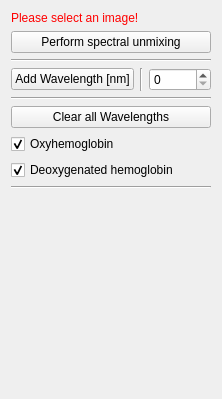
Old version of the form Plugins/org.mitk.gui.qt.photoacoustics.spectralunmixing/src/internal/SpectralUnmixingControls.ui in the repository MITK/MITK.
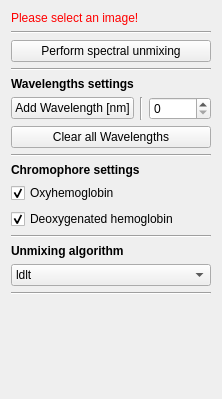
New version of the form.

Commit message: add selection of Algorithms to plugin.

```diff
--- a/Plugins/org.mitk.gui.qt.photoacoustics.spectralunmixing/src/internal/SpectralUnmixingControls.ui
+++ b/Plugins/org.mitk.gui.qt.photoacoustics.spectralunmixing/src/internal/SpectralUnmixingControls.ui
@@ -24,25 +24,6 @@
     <layout class="QVBoxLayout" name="verticalLayout_2">
      <item>
       <layout class="QGridLayout" name="gridLayout_2">
-       <item row="9" column="0">
-        <widget class="QCheckBox" name="checkBoxDeOx">
-         <property name="enabled">
-          <bool>true</bool>
-         </property>
-         <property name="text">
-          <string>Deoxygenated hemoglobin</string>
-         </property>
-         <property name="checkable">
-          <bool>true</bool>
-         </property>
-         <property name="checked">
-          <bool>true</bool>
-         </property>
-         <property name="tristate">
-          <bool>false</bool>
-         </property>
-        </widget>
-       </item>
        <item row="1" column="0">
         <widget class="QLabel" name="labelWarning">
          <property name="styleSheet">
@@ -53,7 +34,7 @@
          </property>
         </widget>
        </item>
-       <item row="11" column="0">
+       <item row="17" column="0">
         <spacer name="verticalSpacer">
          <property name="orientation">
           <enum>Qt::Vertical</enum>
@@ -66,7 +47,7 @@
          </property>
         </spacer>
        </item>
-       <item row="3" column="0">
+       <item row="4" column="0">
         <widget class="QPushButton" name="buttonPerformImageProcessing">
          <property name="toolTip">
           <string>Do image processing</string>
@@ -76,7 +57,7 @@
          </property>
         </widget>
        </item>
-       <item row="8" column="0">
+       <item row="11" column="0">
         <widget class="QCheckBox" name="checkBoxOx">
          <property name="text">
           <string>Oxyhemoglobin</string>
@@ -86,7 +67,26 @@
          </property>
         </widget>
        </item>
-       <item row="5" column="0">
+       <item row="12" column="0">
+        <widget class="QCheckBox" name="checkBoxDeOx">
+         <property name="enabled">
+          <bool>true</bool>
+         </property>
+         <property name="text">
+          <string>Deoxygenated hemoglobin</string>
+         </property>
+         <property name="checkable">
+          <bool>true</bool>
+         </property>
+         <property name="checked">
+          <bool>true</bool>
+         </property>
+         <property name="tristate">
+          <bool>false</bool>
+         </property>
+        </widget>
+       </item>
+       <item row="7" column="0">
         <layout class="QHBoxLayout" name="horizontalLayout">
          <item>
           <widget class="QPushButton" name="ButtonAddWavelength">
@@ -111,34 +111,116 @@
          </item>
         </layout>
        </item>
-       <item row="7" column="0">
+       <item row="8" column="0">
         <widget class="QPushButton" name="ButtonClearWavelength">
          <property name="text">
           <string>Clear all Wavelengths</string>
          </property>
         </widget>
        </item>
-       <item row="4" column="0">
+       <item row="15" column="0">
+        <widget class="QComboBox" name="QComboBoxAlgorithm">
+         <item>
+          <property name="text">
+           <string>ldlt</string>
+          </property>
+         </item>
+         <item>
+          <property name="text">
+           <string>llt</string>
+          </property>
+         </item>
+         <item>
+          <property name="text">
+           <string>colPivHouseholderQr</string>
+          </property>
+         </item>
+         <item>
+          <property name="text">
+           <string>householderQr</string>
+          </property>
+         </item>
+         <item>
+          <property name="text">
+           <string>test</string>
+          </property>
+         </item>
+        </widget>
+       </item>
+       <item row="3" column="0">
         <widget class="Line" name="line_2">
          <property name="orientation">
           <enum>Qt::Horizontal</enum>
          </property>
         </widget>
        </item>
-       <item row="6" column="0">
+       <item row="5" column="0">
         <widget class="Line" name="line_3">
          <property name="orientation">
           <enum>Qt::Horizontal</enum>
          </property>
         </widget>
        </item>
-       <item row="10" column="0">
+       <item row="6" column="0">
+        <widget class="QLabel" name="label">
+         <property name="font">
+          <font>
+           <weight>75</weight>
+           <bold>true</bold>
+          </font>
+         </property>
+         <property name="text">
+          <string>Wavelengths settings </string>
+         </property>
+        </widget>
+       </item>
+       <item row="9" column="0">
         <widget class="Line" name="line_4">
          <property name="orientation">
           <enum>Qt::Horizontal</enum>
          </property>
         </widget>
        </item>
+       <item row="16" column="0">
+        <widget class="Line" name="line_6">
+         <property name="orientation">
+          <enum>Qt::Horizontal</enum>
+         </property>
+        </widget>
+       </item>
+       <item row="10" column="0">
+        <widget class="QLabel" name="label_2">
+         <property name="font">
+          <font>
+           <weight>75</weight>
+           <bold>true</bold>
+          </font>
+         </property>
+         <property name="text">
+          <string>Chromophore settings</string>
+         </property>
+        </widget>
+       </item>
+       <item row="13" column="0">
+        <widget class="Line" name="line_5">
+         <property name="orientation">
+          <enum>Qt::Horizontal</enum>
+         </property>
+        </widget>
+       </item>
+       <item row="14" column="0">
+        <widget class="QLabel" name="label_3">
+         <property name="font">
+          <font>
+           <weight>75</weight>
+           <bold>true</bold>
+          </font>
+         </property>
+         <property name="text">
+          <string>Unmixing algorithm</string>
+         </property>
+        </widget>
+       </item>
       </layout>
      </item>
     </layout>
```
The commit also changes 4 other files.
